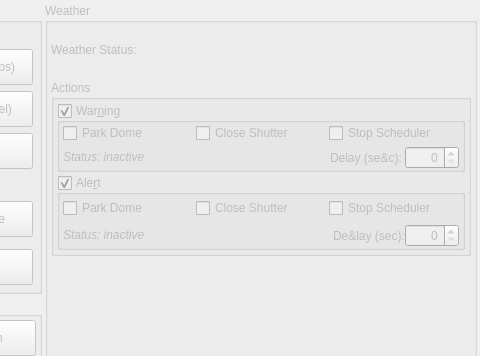
The window that kstars/ekos/observatory/observatory.ui (sterne-jaeger/kstars) describes before a commit, drawn with Qt 5; both pictures show x 393 to 873 and y 0 to 356 of the 873 by 494 pixel window.
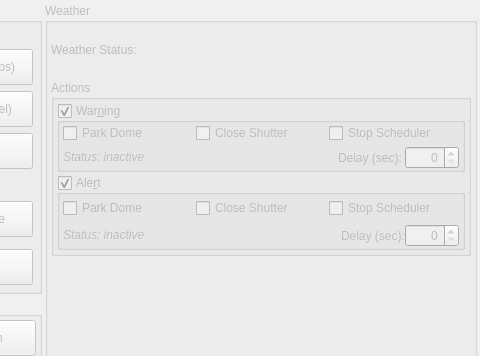
The same window after the commit.

Commit message: Label corrections

Diff of the .ui file:
```diff
--- a/kstars/ekos/observatory/observatory.ui
+++ b/kstars/ekos/observatory/observatory.ui
@@ -899,7 +899,7 @@
                 <item>
                  <widget class="QLabel" name="weatherWarningDelayLabel">
                   <property name="text">
-                   <string>Delay (se&amp;c):</string>
+                   <string>Delay (sec):</string>
                   </property>
                  </widget>
                 </item>
@@ -991,7 +991,7 @@
                 <item>
                  <widget class="QLabel" name="weatherAlertDelayLabel">
                   <property name="text">
-                   <string>De&amp;lay (sec):</string>
+                   <string>Delay (sec):</string>
                   </property>
                  </widget>
                 </item>
```
